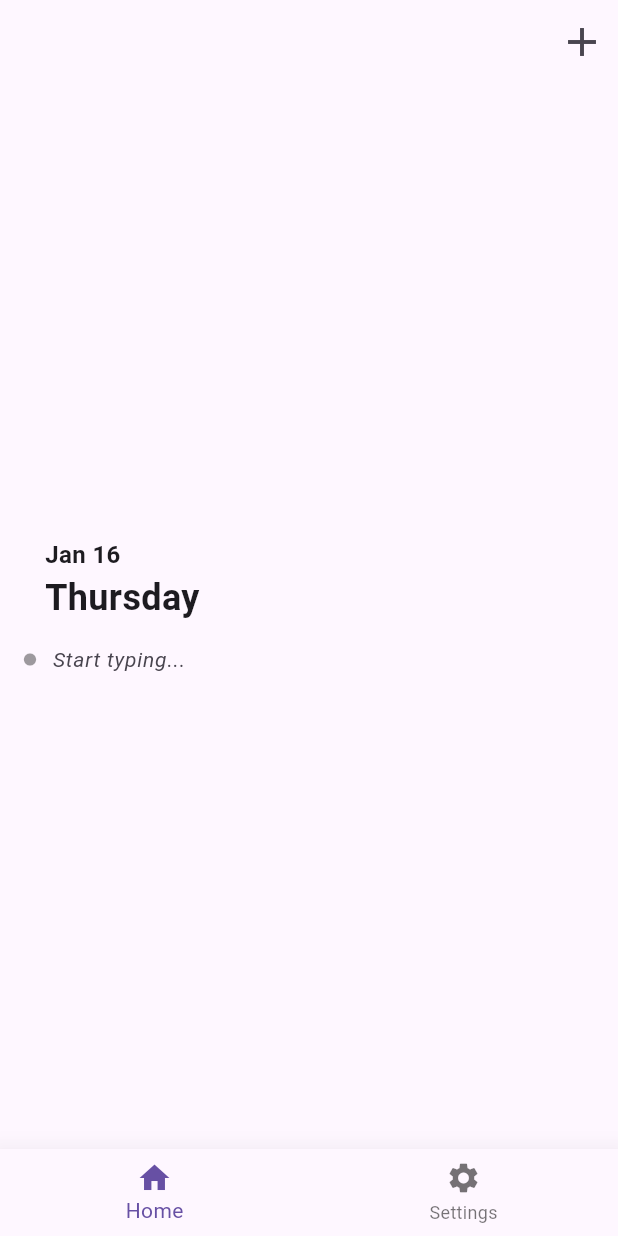
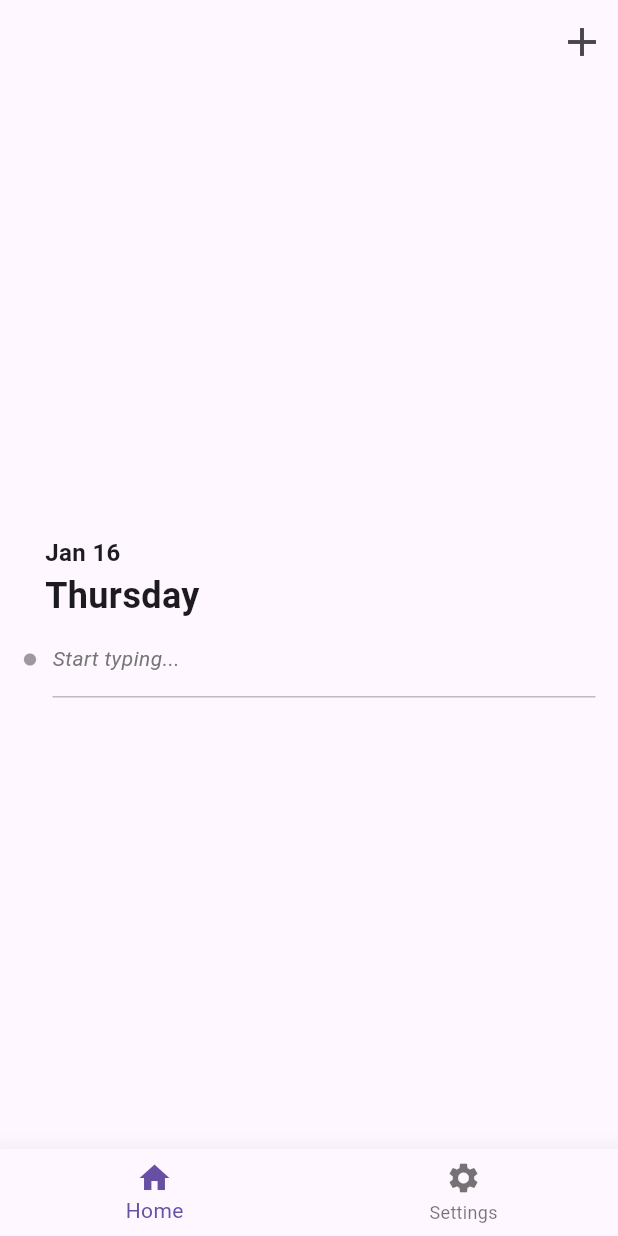
Before and after one commit to TheOriginalAn3/jurnapet, a Flutter app: the screen it shows after launch, on a phone screen of 412 x 824 dp. Run offline on Flutter 3.47's test engine with Material 3 defaults, Android fonts, the light colour scheme and no system bars; Roboto replaces fonts that are missing (Times New Roman).

Commit message:
Jouranal text input and editing

```diff
--- a/lib/pages/home_page.dart
+++ b/lib/pages/home_page.dart
@@ -1,5 +1,6 @@
 import 'package:flutter/material.dart';
 import 'package:intl/intl.dart';
+import 'package:jurnapet/pages/journalTextInput_page.dart';
 
 class HomePage extends StatefulWidget {
   HomePage({super.key});
@@ -12,10 +13,8 @@ class _HomePageState extends State<HomePage> {
   // Constants
   final double paddingAmmount = 30.0;
 
-  // Text editing controller
+  // Variables
   TextEditingController myController = TextEditingController();
-
-  // Display Date
   DateTime currentDate = DateTime.now();
 
   @override
@@ -55,7 +54,8 @@ class _HomePageState extends State<HomePage> {
             ),
             // Text Input
             Padding(
-              padding: EdgeInsets.only(left: (paddingAmmount / 2)),
+              padding: EdgeInsets.only(
+                  left: (paddingAmmount / 2), right: (paddingAmmount / 2)),
               child: Row(
                 crossAxisAlignment: CrossAxisAlignment.center,
                 children: [
@@ -64,22 +64,49 @@ class _HomePageState extends State<HomePage> {
                     size: 10,
                     color: Colors.black38,
                   ),
-                  SizedBox(
-                    width: 10,
-                  ),
+                  const SizedBox(width: 10),
                   Expanded(
-                    child: TextField(
-                      controller: myController,
-                      decoration: InputDecoration(
-                        hintText: 'Start typing...',
-                        hintStyle: TextStyle(
-                          fontSize: 14,
-                          fontStyle: FontStyle.italic,
-                          fontFamily: "Times New Roman",
+                    child: GestureDetector(
+                      onTap: () {
+                        Navigator.push(
+                          context,
+                          MaterialPageRoute(
+                            builder: (context) => JournalTextInputPage(),
+                          ),
+                        );
+                      },
+                      child: Container(
+                        padding:
+                            EdgeInsets.symmetric(vertical: paddingAmmount / 2),
+                        decoration: BoxDecoration(
+                          border: Border(
+                            bottom: BorderSide(color: Colors.grey.shade400),
+                          ),
                         ),
-                        border: InputBorder.none,
+                        child: Text(
+                          'Start typing...',
+                          style: TextStyle(
+                            fontSize: 14,
+                            fontStyle: FontStyle.italic,
+                            fontFamily: "Times New Roman",
+                            color: Colors.grey.shade600,
+                          ),
+                        ),
                       ),
                     ),
+
+                    // child: TextField(
+                    //   controller: myController,
+                    //   decoration: InputDecoration(
+                    //     hintText: 'Start typing...',
+                    //     hintStyle: TextStyle(
+                    //       fontSize: 14,
+                    //       fontStyle: FontStyle.italic,
+                    //       fontFamily: "Times New Roman",
+                    //     ),
+                    //     border: InputBorder.none,
+                    //   ),
+                    // ),
                   ),
                 ],
               ),
```
Also changed, not shown: lib/pages/journalTextInput_page.dart (added, +121 -0 lines).
